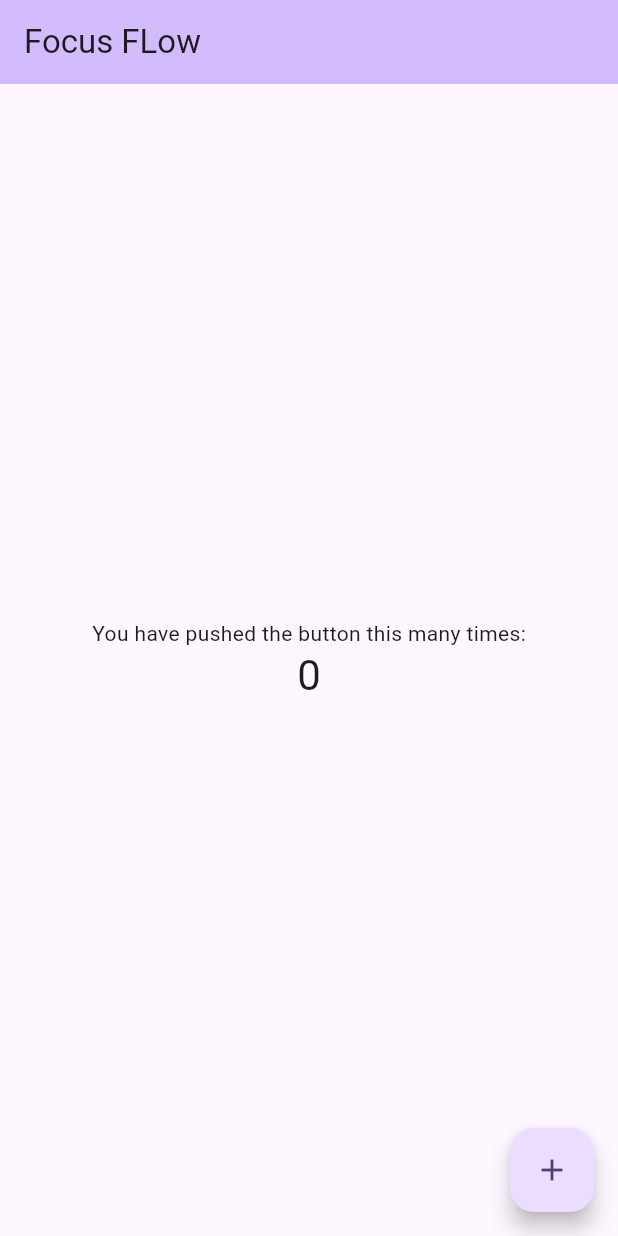
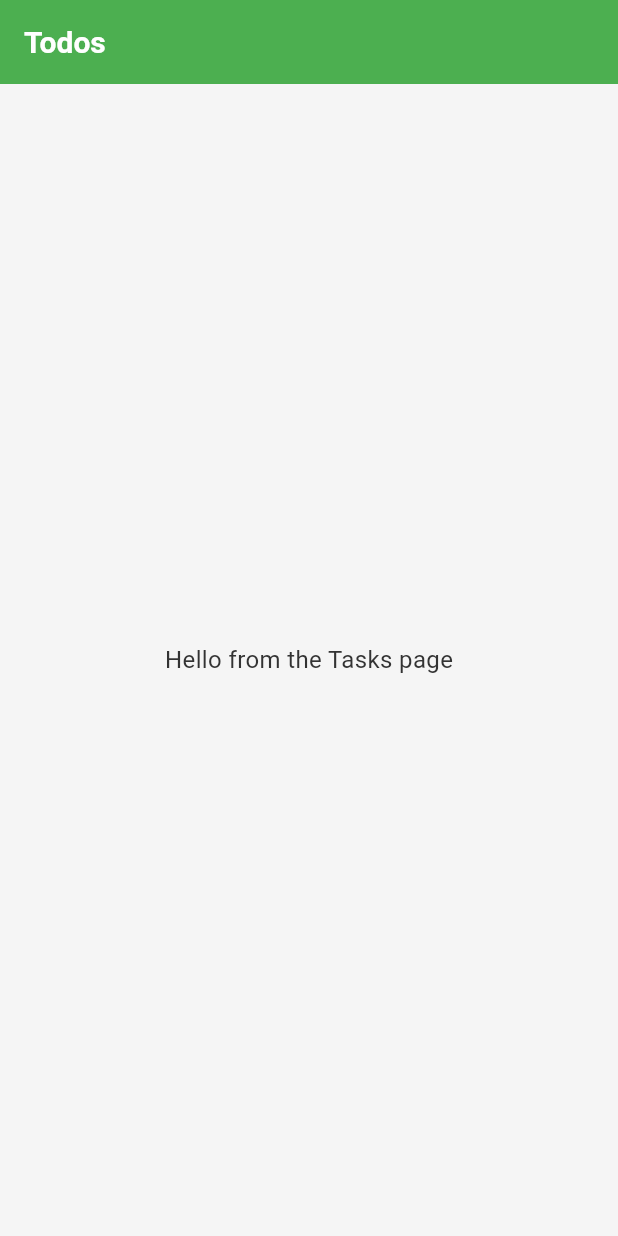
Before and after one commit to OmarAyman85/FocusFLowMobile, a Flutter app: the screen it shows after launch, on a phone screen of 412 x 824 dp. Run offline on Flutter 3.47's test engine with Material 3 defaults, Android fonts, the phone set to English and light mode, and no system bars; our stand-ins replace bloc, dartz, dio, equatable, flutter_bloc, get_it and 2 more.

Commit message:
Main Page Introduction and Themes

```diff
--- /dev/null
+++ b/lib/core/utils/theme/light_theme.dart
@@ -0,0 +1,46 @@
+import 'package:flutter/material.dart';
+
+ThemeData getLightTheme() {
+  return ThemeData(
+    brightness: Brightness.light,
+    primaryColor: const Color(0xFF4CAF50), // Medium Green
+    scaffoldBackgroundColor: const Color(0xFFF5F5F5), // Light Gray
+    appBarTheme: const AppBarTheme(
+      backgroundColor: Color(0xFF4CAF50), // Medium Green
+      titleTextStyle: TextStyle(
+        color: Colors.white,
+        fontSize: 20,
+        fontWeight: FontWeight.bold,
+      ),
+      iconTheme: IconThemeData(color: Colors.white),
+    ),
+    textTheme: const TextTheme(
+      bodyLarge: TextStyle(fontSize: 18, color: Color(0xFF333333)), // Dark Gray
+      bodyMedium: TextStyle(fontSize: 16, color: Color(0xFF333333)),
+    ),
+    buttonTheme: const ButtonThemeData(
+      buttonColor: Color(0xFF4CAF50), // Medium Green
+      textTheme: ButtonTextTheme.primary,
+    ),
+    elevatedButtonTheme: ElevatedButtonThemeData(
+      style: ElevatedButton.styleFrom(
+        backgroundColor: const Color(0xFF4CAF50), // Medium Green
+        foregroundColor: Colors.white,
+        shape: RoundedRectangleBorder(borderRadius: BorderRadius.circular(10)),
+      ),
+    ),
+    floatingActionButtonTheme: const FloatingActionButtonThemeData(
+      backgroundColor: Color(0xFFFF7043), // Soft Orange
+      foregroundColor: Colors.white,
+    ),
+    colorScheme: ColorScheme.fromSwatch().copyWith(
+      primary: const Color(0xFF4CAF50), // Medium Green
+      secondary: const Color(0xFFFFEB3B), // Soft Yellow
+      surface: const Color(0xFFF5F5F5), // Light Gray
+      // surface: Colors.white,
+      onPrimary: Colors.white,
+      onSecondary: Colors.black,
+      onSurface: const Color(0xFF333333), // Dark Gray
+    ),
+  );
+}
--- /dev/null
+++ b/lib/features/tasks/presentation/pages/todos_page.dart
@@ -0,0 +1,13 @@
+import 'package:flutter/material.dart';
+
+class TodosPage extends StatelessWidget {
+  const TodosPage({super.key});
+
+  @override
+  Widget build(BuildContext context) {
+    return Scaffold(
+      appBar: AppBar(title: Text('Todos')),
+      body: Center(child: Text('Hello from the Tasks page')),
+    );
+  }
+}
--- a/lib/main.dart
+++ b/lib/main.dart
@@ -1,7 +1,10 @@
 import 'package:flutter/material.dart';
 import 'package:flutter_bloc/flutter_bloc.dart';
+import 'package:focusflow/core/utils/theme/dark_theme.dart';
+import 'package:focusflow/core/utils/theme/light_theme.dart';
 import 'package:focusflow/features/tasks/presentation/bloc/add_delete_update_bloc/add_delete_update_bloc.dart';
 import 'package:focusflow/features/tasks/presentation/bloc/todo_bloc/todo_bloc.dart';
+import 'package:focusflow/features/tasks/presentation/pages/todos_page.dart';
 import 'injection_container.dart' as di;
 
 void main() async {
@@ -22,56 +25,9 @@ class MyApp extends StatelessWidget {
       ],
       child: MaterialApp(
         title: 'Focus FLow',
-        theme: ThemeData(
-          colorScheme: ColorScheme.fromSeed(seedColor: Colors.deepPurple),
-        ),
-        home: const MyHomePage(title: 'Focus FLow'),
+        theme: getLightTheme(),
+        home: TodosPage(),
       ),
     );
   }
 }
-
-class MyHomePage extends StatefulWidget {
-  const MyHomePage({super.key, required this.title});
-
-  final String title;
-  @override
-  State<MyHomePage> createState() => _MyHomePageState();
-}
-
-class _MyHomePageState extends State<MyHomePage> {
-  int _counter = 0;
-
-  void _incrementCounter() {
-    setState(() {
-      _counter++;
-    });
-  }
-
-  @override
-  Widget build(BuildContext context) {
-    return Scaffold(
-      appBar: AppBar(
-        backgroundColor: Theme.of(context).colorScheme.inversePrimary,
-        title: Text(widget.title),
-      ),
-      body: Center(
-        child: Column(
-          mainAxisAlignment: MainAxisAlignment.center,
-          children: <Widget>[
-            const Text('You have pushed the button this many times:'),
-            Text(
-              '$_counter',
-              style: Theme.of(context).textTheme.headlineMedium,
-            ),
-          ],
-        ),
-      ),
-      floatingActionButton: FloatingActionButton(
-        onPressed: _incrementCounter,
-        tooltip: 'Increment',
-        child: const Icon(Icons.add),
-      ),
-    );
-  }
-}
```
Also changed, not shown: lib/core/utils/theme/dark_theme.dart (added, +48 -0 lines), 1 other file.
